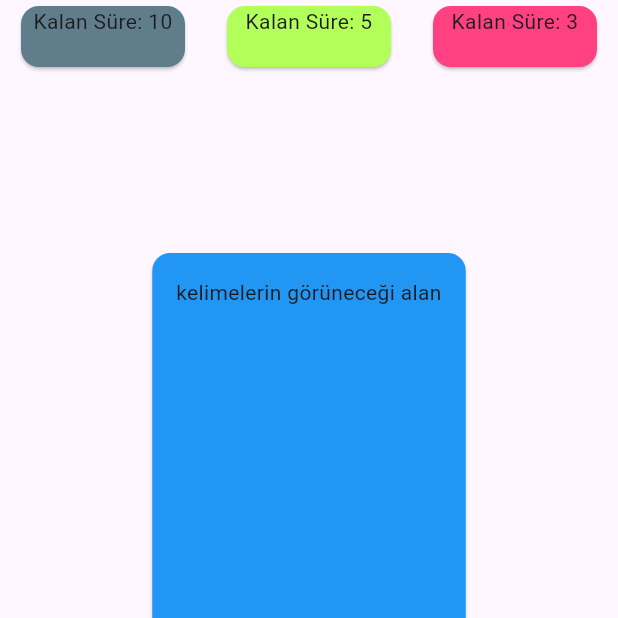
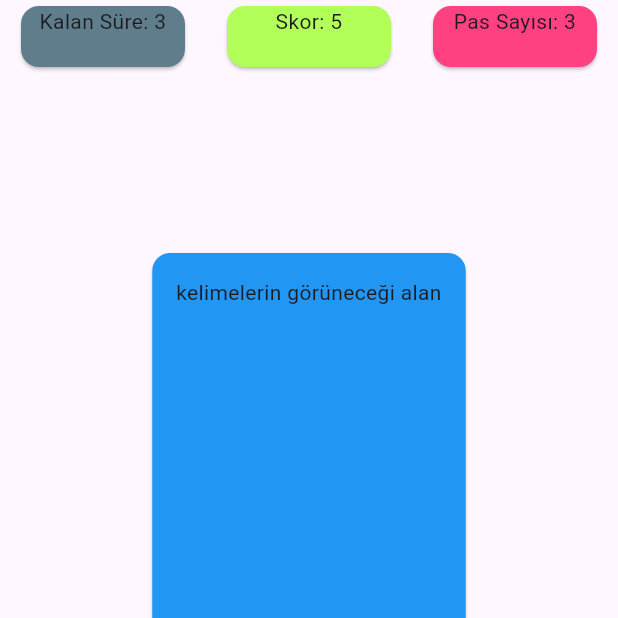
Before and after one commit to muhdetdoganay/tabu, a Flutter app: the screen it shows after launch, on a phone screen of 412 x 824 dp, the top half of it. Run offline on Flutter 3.47's test engine with Material 3 defaults, Android fonts, the phone set to English and light mode, and no system bars.

Commit message:
süre kısmı eklendi

```diff
--- a/lib/oyunEkrani.dart
+++ b/lib/oyunEkrani.dart
@@ -1,9 +1,6 @@
-import 'dart:ui';
+import 'dart:async';
 
-import 'package:flutter/cupertino.dart';
 import 'package:flutter/material.dart';
-import 'package:flutter/widgets.dart';
-
 import 'myWidgets.dart';
 
 class OyunEkrani extends StatefulWidget {
@@ -14,19 +11,32 @@ class OyunEkrani extends StatefulWidget {
 }
 
 class _OyunEkraniState extends State<OyunEkrani> {
-  int sure = 10;
+  int zaman = 10;
   int skor = 5;
   int pas = 3;
+  void zamanAzaltma() {
+    Timer.periodic(const Duration(seconds: 1), (timer) {
+      print(timer.tick);
+      setState(() {
+        if (zaman <= 0) {
+          timer.cancel();
+        } else {
+          zaman--;
+          timer.cancel();
+        }
+      });
+    });
+  }
+
   @override
   Widget build(BuildContext context) {
+    zamanAzaltma();
     return MaterialApp(
       home: Scaffold(
         body: SafeArea(
           child: Center(
             child: Container(
               child: Column(
-                crossAxisAlignment: CrossAxisAlignment.center,
-                mainAxisAlignment: MainAxisAlignment.center,
                 children: [
                   Expanded(
                     flex: 1,
@@ -34,30 +44,30 @@ class _OyunEkraniState extends State<OyunEkrani> {
                       crossAxisAlignment: CrossAxisAlignment.stretch,
                       children: [
                         OyunUstBilgi(
-                          deger: sure,
+                          deger: zaman,
                           renk: Colors.blueGrey,
                           metin: 'Kalan Süre',
                         ),
                         OyunUstBilgi(
                           deger: skor,
                           renk: Colors.lightGreenAccent,
-                          metin: 'Kalan Süre',
+                          metin: 'Skor',
                         ),
                         OyunUstBilgi(
                           deger: pas,
                           renk: Colors.pinkAccent,
-                          metin: 'Kalan Süre',
+                          metin: 'Pas Sayısı',
                         ),
                       ],
                     ),
                   ),
-                  Expanded(
+                  const Expanded(
                     flex: 10,
                     child: Card(
                       margin: EdgeInsets.all(100),
                       color: Colors.blue,
                       child: Padding(
-                          padding: const EdgeInsets.all(16.0),
+                          padding: EdgeInsets.all(16.0),
                           child: Text(
                             'kelimelerin görüneceği alan',
                             textAlign: TextAlign.center,
```
